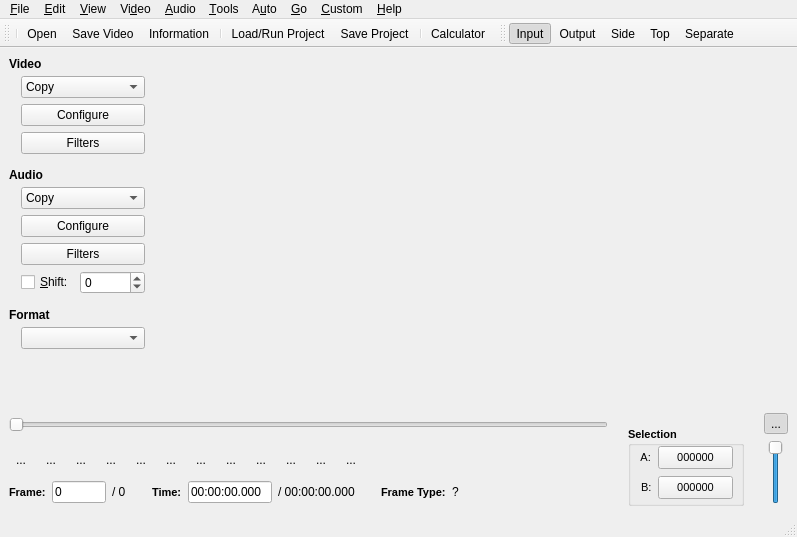
This is branches/avidemux_2.4_branch/avidemux/ADM_userInterfaces/ADM_QT4/ADM_gui/gui2.ui in BackupTheBerlios/avidemux-svn as Qt 5 draws it before an edit. The edited form follows.
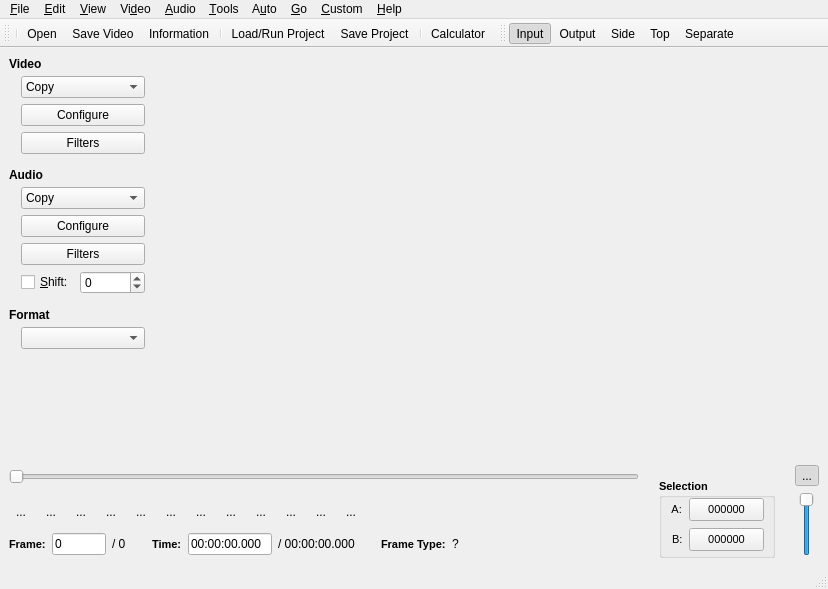
This is the edited form. Icons and pictures are not drawn. Custom widgets are drawn as their Qt base class.

Patch:
```diff
--- a/branches/avidemux_2.4_branch/avidemux/ADM_userInterfaces/ADM_QT4/ADM_gui/gui2.ui
+++ b/branches/avidemux_2.4_branch/avidemux/ADM_userInterfaces/ADM_QT4/ADM_gui/gui2.ui
@@ -8,8 +8,8 @@
    <rect>
     <x>0</x>
     <y>0</y>
-    <width>680</width>
-    <height>537</height>
+    <width>828</width>
+    <height>589</height>
    </rect>
   </property>
   <property name="windowTitle" >
@@ -1360,8 +1360,8 @@
     <rect>
      <x>0</x>
      <y>0</y>
-     <width>680</width>
-     <height>23</height>
+     <width>828</width>
+     <height>25</height>
     </rect>
    </property>
    <widget class="QMenu" name="menuHelp" >
@@ -1432,16 +1432,6 @@
     <addaction name="separator" />
     <addaction name="actionQuit" />
    </widget>
-   <widget class="QMenu" name="menuAuto" >
-    <property name="title" >
-     <string>A&amp;uto</string>
-    </property>
-    <addaction name="actionVCD" />
-    <addaction name="actionSVCD" />
-    <addaction name="actionDVD" />
-    <addaction name="actionPSP" />
-    <addaction name="actionPSP_H264" />
-   </widget>
    <widget class="QMenu" name="menuTools" >
     <property name="title" >
      <string>&amp;Tools</string>
@@ -1519,6 +1509,17 @@
     <addaction name="actionJump_to_Frame" />
     <addaction name="actionJump_to_Time" />
    </widget>
+   <widget class="QMenu" name="menuAuto" >
+    <property name="title" >
+     <string>A&amp;uto</string>
+    </property>
+    <addaction name="actionVCD" />
+    <addaction name="actionSVCD" />
+    <addaction name="actionDVD" />
+    <addaction name="actionPSP" />
+    <addaction name="actionPSP_H264" />
+    <addaction name="actionFLV" />
+   </widget>
    <addaction name="menuFile" />
    <addaction name="menuEdit" />
    <addaction name="menuView" />
```
Left out of the diff: 10 changed lines with no effect on the pictures.
